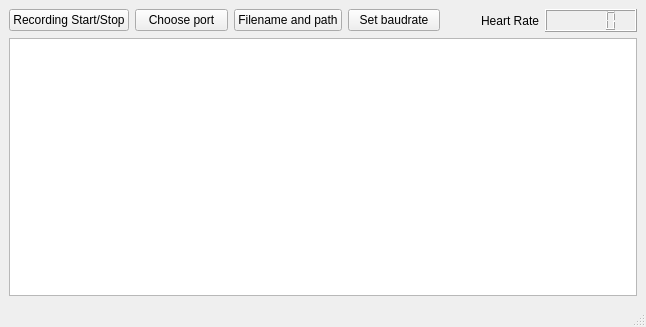
ZuzannaL/ECG_Recorder, file gui/ECG_Recorder.ui: the form before one commit.
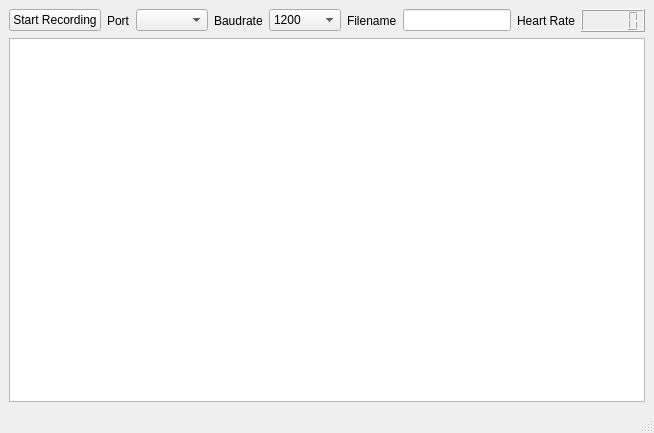
The form after the commit.

Commit message: Set action on Start Recording button and create default filenames using pathlib

Diff of the .ui file:
```diff
--- a/gui/ECG_Recorder.ui
+++ b/gui/ECG_Recorder.ui
@@ -6,8 +6,8 @@
    <rect>
     <x>0</x>
     <y>0</y>
-    <width>646</width>
-    <height>327</height>
+    <width>633</width>
+    <height>433</height>
    </rect>
   </property>
   <property name="sizePolicy">
@@ -32,28 +32,94 @@
       <item>
        <widget class="QPushButton" name="pushButton_recording">
         <property name="text">
-         <string>Recording Start/Stop</string>
+         <string>Start Recording</string>
         </property>
        </widget>
       </item>
       <item>
-       <widget class="QPushButton" name="pushButton_port">
+       <widget class="QLabel" name="label_port">
         <property name="text">
-         <string>Choose port</string>
+         <string>Port</string>
         </property>
        </widget>
       </item>
       <item>
-       <widget class="QPushButton" name="pushButton_filename">
+       <widget class="QComboBox" name="comboBox_port"/>
+      </item>
+      <item>
+       <widget class="QLabel" name="label_baudrate">
         <property name="text">
-         <string>Filename and path</string>
+         <string>Baudrate</string>
         </property>
        </widget>
       </item>
       <item>
-       <widget class="QPushButton" name="pushButton_baudrate">
+       <widget class="QComboBox" name="comboBox_baudrate">
+        <property name="currentText">
+         <string>9600</string>
+        </property>
+        <item>
+         <property name="text">
+          <string>1200</string>
+         </property>
+        </item>
+        <item>
+         <property name="text">
+          <string>2400</string>
+         </property>
+        </item>
+        <item>
+         <property name="text">
+          <string>4800</string>
+         </property>
+        </item>
+        <item>
+         <property name="text">
+          <string>9600</string>
+         </property>
+        </item>
+        <item>
+         <property name="text">
+          <string>19200</string>
+         </property>
+        </item>
+        <item>
+         <property name="text">
+          <string>38400</string>
+         </property>
+        </item>
+        <item>
+         <property name="text">
+          <string>57600</string>
+         </property>
+        </item>
+        <item>
+         <property name="text">
+          <string>115200</string>
+         </property>
+        </item>
+       </widget>
+      </item>
+      <item>
+       <widget class="QLabel" name="label_filename">
         <property name="text">
-         <string>Set baudrate</string>
+         <string>Filename</string>
+        </property>
+       </widget>
+      </item>
+      <item>
+       <widget class="QLineEdit" name="lineEdit_filename">
+        <property name="sizePolicy">
+         <sizepolicy hsizetype="MinimumExpanding" vsizetype="Fixed">
+          <horstretch>0</horstretch>
+          <verstretch>0</verstretch>
+         </sizepolicy>
+        </property>
+        <property name="maximumSize">
+         <size>
+          <width>16777215</width>
+          <height>16777215</height>
+         </size>
         </property>
        </widget>
       </item>
```
Left out of the diff: 2 changed lines with no effect on the pictures. The commit also changes 2 other files.
